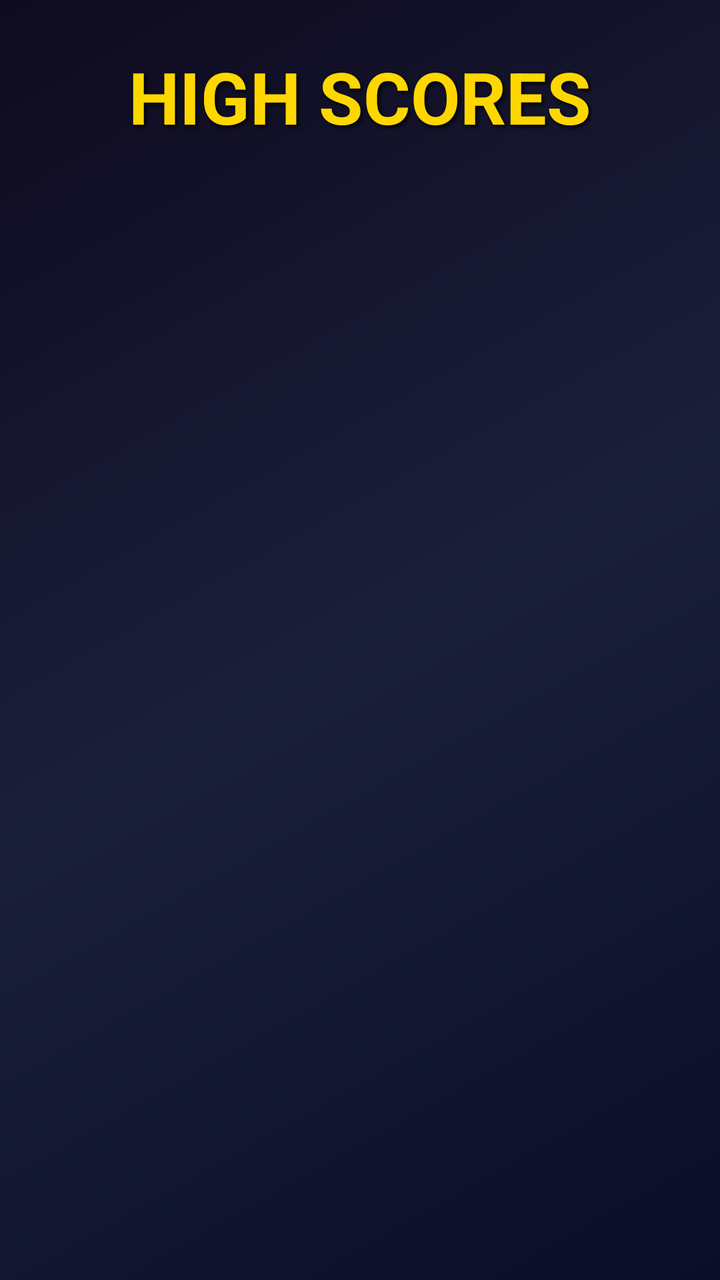
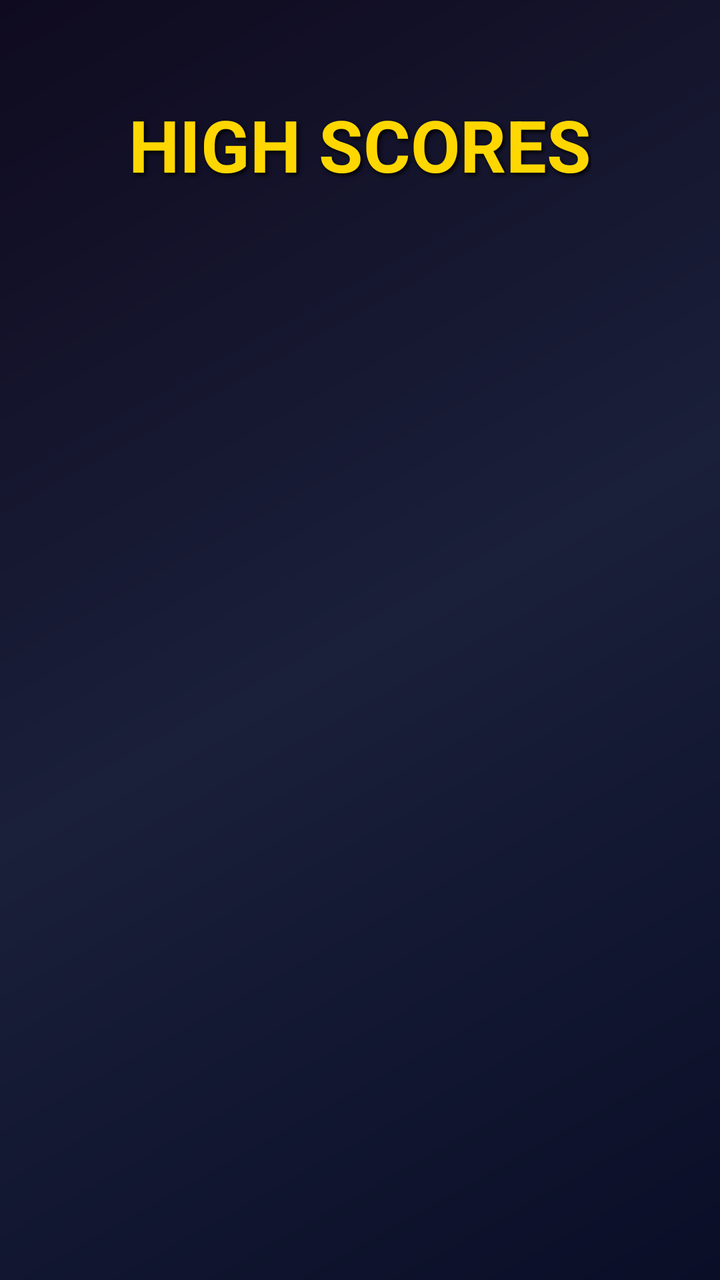

An Android layout rendered at two revisions. The XML below is the earlier revision; the diff shows what the commit changed to produce the second picture.
<!-- AndroidManifest.xml: application theme Theme.StackArena -->
<!-- res/layout/activity_high_scores.xml -->
<?xml version="1.0" encoding="utf-8"?>
<LinearLayout xmlns:android="http://schemas.android.com/apk/res/android"
    android:layout_width="match_parent"
    android:layout_height="match_parent"
    android:orientation="vertical"
    android:background="@drawable/game_background">

    
    <TextView
        android:layout_width="wrap_content"
        android:layout_height="wrap_content"
        android:layout_gravity="center"
        android:text="@string/high_scores_title"
        android:textColor="#FFD700"
        android:textSize="36sp"
        android:textStyle="bold"
        android:layout_marginTop="24dp"
        android:layout_marginBottom="16dp"
        android:shadowColor="#000000"
        android:shadowDx="3"
        android:shadowDy="3"
        android:shadowRadius="5"/>

    <ScrollView
        android:layout_width="match_parent"
        android:layout_height="0dp"
        android:layout_weight="1"
        android:paddingHorizontal="16dp">

        <LinearLayout
            android:id="@+id/scoresContainer"
            android:layout_width="match_parent"
            android:layout_height="wrap_content"
            android:orientation="vertical"
            android:padding="8dp"/>

    </ScrollView>

</LinearLayout>
<!-- resources referenced by this layout -->
<resources>
  <!-- drawable game_background (drawable) -->
  <?xml version="1.0" encoding="utf-8"?>
  <shape xmlns:android="http://schemas.android.com/apk/res/android"
      android:shape="rectangle">
      <gradient
          android:angle="135"
          android:startColor="#0A0E27"
          android:centerColor="#1A1F3A"
          android:endColor="#0F0A1F"
          android:type="linear"/>
  </shape>
  <string name="high_scores_title">HIGH SCORES</string>
  <style name="Theme.StackArena" parent="Theme.AppCompat.NoActionBar">
          
          <item name="colorPrimary">@color/neon_blue</item>
          <item name="colorPrimaryDark">@color/dark_bg_primary</item>
          <item name="colorAccent">@color/neon_cyan</item>
  
          
          <item name="android:windowBackground">@color/dark_bg_primary</item>
          <item name="android:colorBackground">@color/dark_bg_primary</item>
  
          
          <item name="android:statusBarColor">@color/dark_bg_primary</item>
          <item name="android:windowLightStatusBar">false</item>
  
          
          <item name="android:navigationBarColor">@color/dark_bg_primary</item>
  
          
          <item name="android:textColorPrimary">@color/neon_cyan</item>
          <item name="android:textColorSecondary">@color/neon_purple</item>
      </style>
  <color name="neon_blue">#00D9FF</color>
  <color name="dark_bg_primary">#0A0E27</color>
  <color name="neon_cyan">#00FFF5</color>
  <color name="neon_purple">#B026FF</color>
</resources>

<!-- the commit's change to res/layout/activity_high_scores.xml (unified diff, before → after) -->
@@ -14,7 +14,7 @@
         android:textColor="#FFD700"
         android:textSize="36sp"
         android:textStyle="bold"
-        android:layout_marginTop="24dp"
+        android:layout_marginTop="48dp"
         android:layout_marginBottom="16dp"
         android:shadowColor="#000000"
         android:shadowDx="3"
